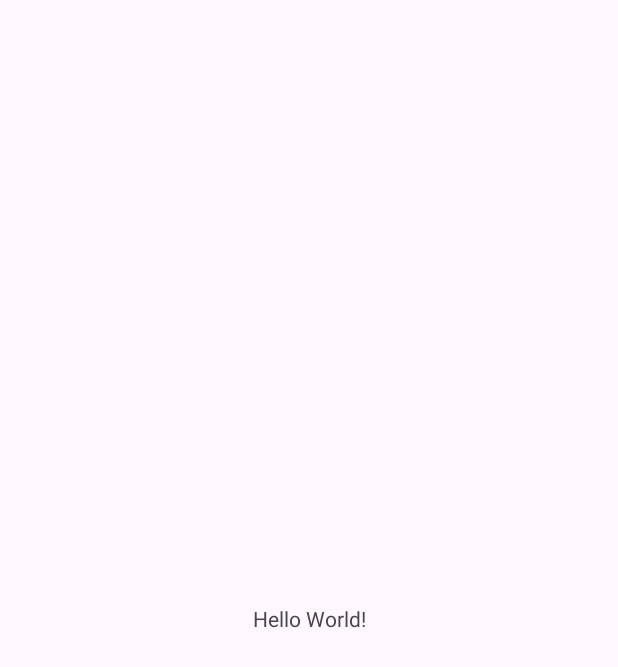
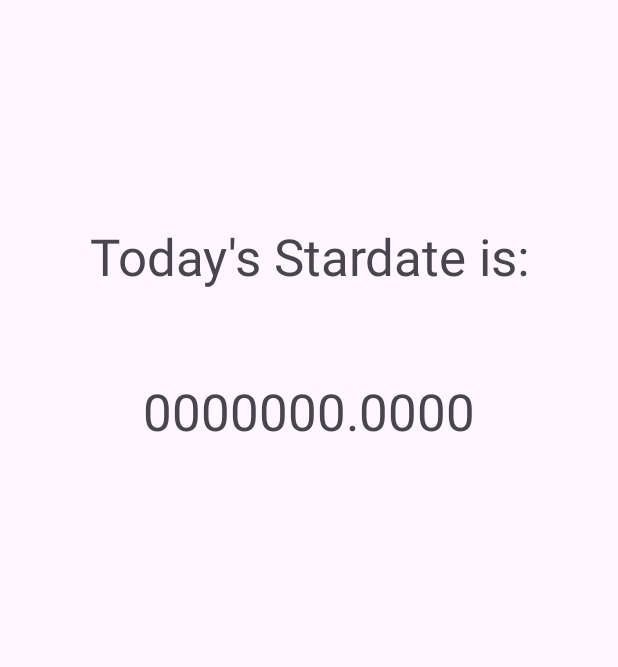
Before and after one commit to 2744-ContriteArray/Calendarium-Stellare-in-Androidio, an Android app: the screen it shows after launch (MainActivity), on a phone screen of 412 x 824 dp. Before the commit the part shown is almost empty. Shown: the top 667 px of the screen. Run offline under Robolectric (Android 15) with nearby library versions, the light colour scheme and no system bars.

Commit message:
- Created UI widgets - Added widgets to MainActivity.java - Initialized datum variable in stardate.java

```diff
--- a/app/src/main/java/com/ContriteArray/calendariumstellareAndr/MainActivity.java
+++ b/app/src/main/java/com/ContriteArray/calendariumstellareAndr/MainActivity.java
@@ -1,6 +1,7 @@
 package com.ContriteArray.calendariumstellareAndr;
 
 import android.os.Bundle;
+import android.widget.TextView;
 
 import androidx.activity.EdgeToEdge;
 import androidx.appcompat.app.AppCompatActivity;
@@ -21,5 +22,10 @@ public class MainActivity extends AppCompatActivity {
             v.setPadding(systemBars.left, systemBars.top, systemBars.right, systemBars.bottom);
             return insets;
         });
+
+        TextView Today_Is = (TextView) findViewById(R.id.Today_is);
+        TextView StarNow = (TextView) findViewById(R.id.NowDate);
+
+
     }
 }
--- a/app/src/main/java/com/ContriteArray/calendariumstellareAndr/stardate.java
+++ b/app/src/main/java/com/ContriteArray/calendariumstellareAndr/stardate.java
@@ -1,4 +1,8 @@
 package com.ContriteArray.calendariumstellareAndr;
+
+import java.util.ArrayList;
+import java.util.Collection;
+import java.util.List;
 
 public class stardate
 {
@@ -14,7 +18,7 @@ public class stardate
     ///     [] zeroDayJules
     ///         - private date obj
     ///         - 08/13/1970
-    //private string[] datum;
+    private List<String> datum = new ArrayList<String>();
 
     /// TODO
     /// [] define datum
@@ -24,7 +28,18 @@ public class stardate
     ///         [] with gregorian param
     public stardate()
     {
-        //this.datum = [""]*6;
+        // Initialize datum
+        for (int i=0; i<=5; i++)
+        {
+            if(i==3)
+            {
+                this.datum.add(".");
+            }
+            else
+            {
+                this.datum.add("00");
+            }
+        }
     }
 
 
--- a/app/src/main/res/layout/activity_main.xml
+++ b/app/src/main/res/layout/activity_main.xml
@@ -8,12 +8,33 @@
     tools:context=".MainActivity">
 
     <TextView
+        android:id="@+id/Today_is"
         android:layout_width="wrap_content"
         android:layout_height="wrap_content"
-        android:text="Hello World!"
-        app:layout_constraintBottom_toBottomOf="parent"
+        android:layout_marginTop="148dp"
+        android:accessibilityHeading="true"
+        android:contentDescription="Today's stardate is:"
+        android:editable="false"
+        android:text="Today's Stardate is:"
+        android:textAlignment="center"
+        android:textIsSelectable="false"
+        android:textSize="34sp"
         app:layout_constraintEnd_toEndOf="parent"
+        app:layout_constraintHorizontal_bias="0.5"
         app:layout_constraintStart_toStartOf="parent"
         app:layout_constraintTop_toTopOf="parent" />
 
+    <TextView
+        android:id="@+id/NowDate"
+        android:layout_width="wrap_content"
+        android:layout_height="wrap_content"
+        android:layout_marginTop="58dp"
+        android:editable="false"
+        android:text="0000000.0000"
+        android:textIsSelectable="true"
+        android:textSize="34sp"
+        app:layout_constraintEnd_toEndOf="parent"
+        app:layout_constraintHorizontal_bias="0.5"
+        app:layout_constraintStart_toStartOf="parent"
+        app:layout_constraintTop_toBottomOf="@+id/Today_is" />
 </androidx.constraintlayout.widget.ConstraintLayout>
```
